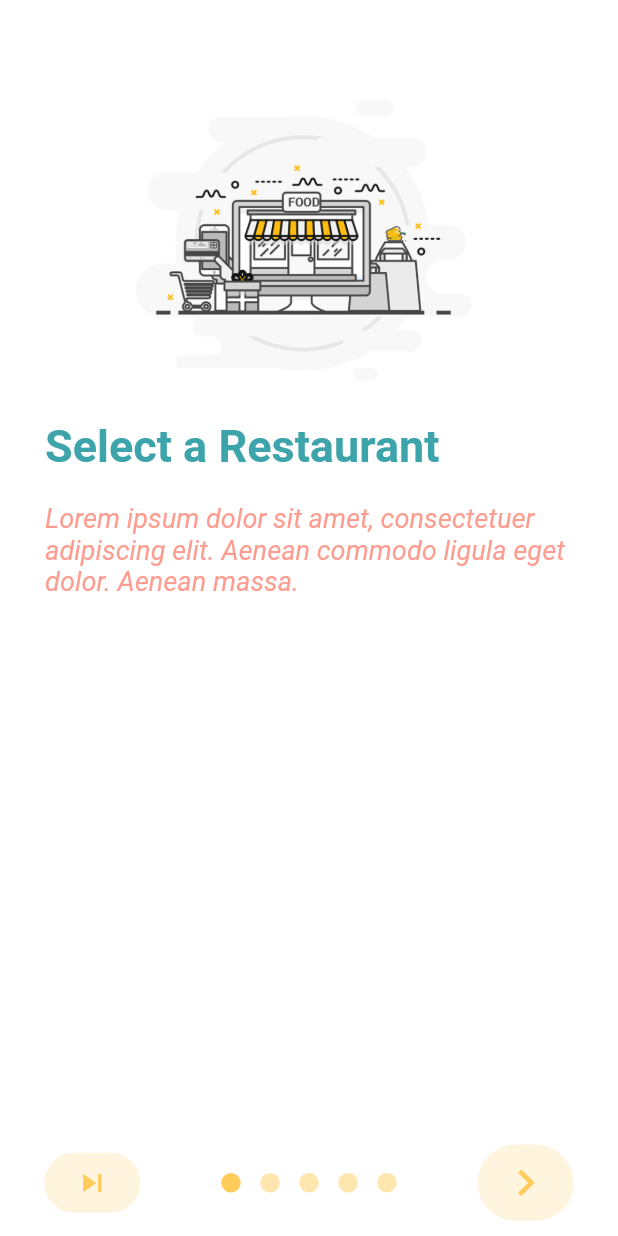
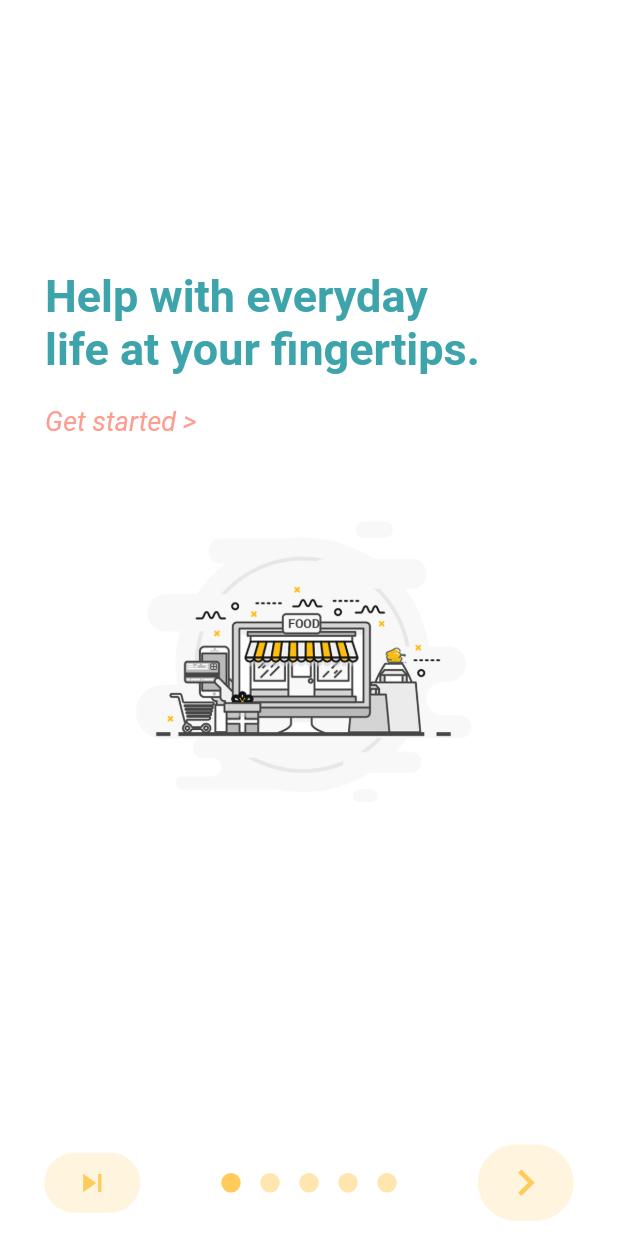
Before and after one commit to firepmi/sam-rider-app, a Flutter app: the IntroPage screen opened by its route, on a phone screen of 412 x 824 dp. Run offline on Flutter 3.47's test engine with Material 2 defaults, Android fonts, the phone set to English and light mode, and no system bars; drawn by our look-alikes of intro_slider; our stand-ins replace firebase_auth, firebase_core, firebase_database, firebase_storage, fluttertoast, google_maps_flutter and 2 more; missing offline and left inert: advance_pdf_viewer, flip_panel, google_map_location_picker, google_maps_webservice; accounts and stored records are empty; network calls fail; Roboto replaces fonts that are missing (Raleway, RobotoMono).

Commit message:
intro update

```diff
--- a/lib/src/ui/pages/intro.dart
+++ b/lib/src/ui/pages/intro.dart
@@ -2,8 +2,6 @@ import 'package:flutter/material.dart';
 import 'package:intro_slider/dot_animation_enum.dart';
 import 'package:intro_slider/intro_slider.dart';
 import 'package:intro_slider/slide_object.dart';
-import 'package:intro_slider/scrollbar_behavior_enum.dart';
-import 'package:sam_rider_app/src/util/utils.dart';
 
 class IntroPage extends StatefulWidget {
   IntroPage({Key key}) : super(key: key);
@@ -23,14 +21,14 @@ class IntroScreenState extends State<IntroPage> {
 
     slides.add(
       new Slide(
-        title: "Select a Restaurant",
+        title: "Help with everyday\nlife at your fingertips.",
         styleTitle: TextStyle(
             color: Color(0xff3da4ab),
             fontSize: 30.0,
             fontWeight: FontWeight.bold,
             fontFamily: 'RobotoMono'),
         description:
-            "Lorem ipsum dolor sit amet, consectetuer adipiscing elit. Aenean commodo ligula eget dolor. Aenean massa.",
+            "Get started >",
         styleDescription: TextStyle(
             color: Color(0xfffe9c8f),
             fontSize: 18.0,
@@ -41,14 +39,14 @@ class IntroScreenState extends State<IntroPage> {
     );
     slides.add(
       new Slide(
-        title: "Choose Your Food",
+        title: "Find trusted help for everything \non your to-do list",
         styleTitle: TextStyle(
             color: Color(0xff3da4ab),
             fontSize: 30.0,
             fontWeight: FontWeight.bold,
             fontFamily: 'RobotoMono'),
         description:
-            "Ye indulgence unreserved connection alteration appearance",
+            "",
         styleDescription: TextStyle(
             color: Color(0xfffe9c8f),
             fontSize: 18.0,
@@ -59,14 +57,14 @@ class IntroScreenState extends State<IntroPage> {
     );
     slides.add(
       new Slide(
-        title: "Secure Payment",
+        title: "See reviewers and prices of 140,00+\nbackground checked Drivers",
         styleTitle: TextStyle(
             color: Color(0xff3da4ab),
             fontSize: 30.0,
             fontWeight: FontWeight.bold,
             fontFamily: 'RobotoMono'),
         description:
-            "Much evil soon high in hope do view. Out may few northward believing attempted. \nYet timed being songs marry one defer men our. Although finished blessing do of",
+            "",
         styleDescription: TextStyle(
             color: Color(0xfffe9c8f),
             fontSize: 18.0,
@@ -152,16 +150,9 @@ class IntroScreenState extends State<IntroPage> {
         width: double.infinity,
         height: double.infinity,
         child: Container(
-          margin: EdgeInsets.only(bottom: 60.0, top: 60.0),
+          margin: EdgeInsets.only(bottom: 60.0, top: 160.0),
           child: ListView(
             children: <Widget>[
-              GestureDetector(
-                  child: Image.asset(
-                currentSlide.pathImage,
-                width: 200.0,
-                height: 200.0,
-                fit: BoxFit.contain,
-              )),
               Container(
                 child: Text(
                   currentSlide.title,
@@ -178,8 +169,15 @@ class IntroScreenState extends State<IntroPage> {
                   maxLines: 5,
                   overflow: TextOverflow.ellipsis,
                 ),
-                margin: EdgeInsets.only(top: 20.0, left: 30, right: 30),
+                margin: EdgeInsets.only(top: 20.0, left: 30, right: 30, bottom: 50),
               ),
+              GestureDetector(
+                  child: Image.asset(
+                currentSlide.pathImage,
+                width: 200.0,
+                height: 200.0,
+                fit: BoxFit.contain,
+              )),
             ],
           ),
         ),
```
Also changed, not shown: assets/images/img_intro2.png, assets/images/img_intro3.png.
